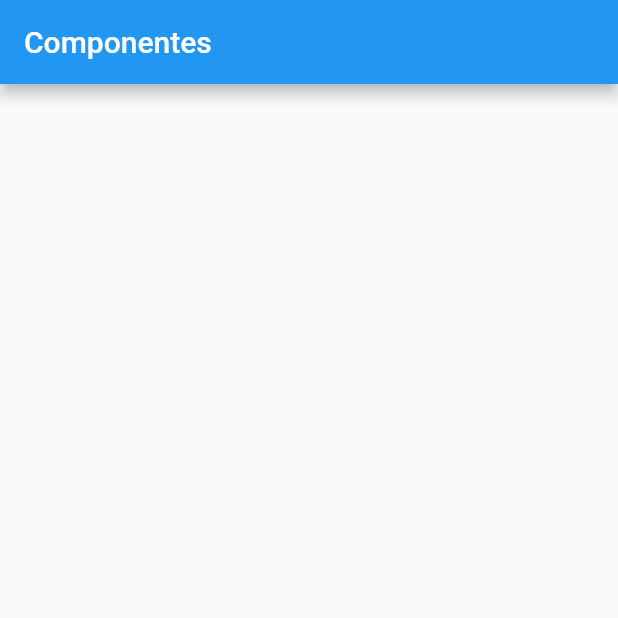
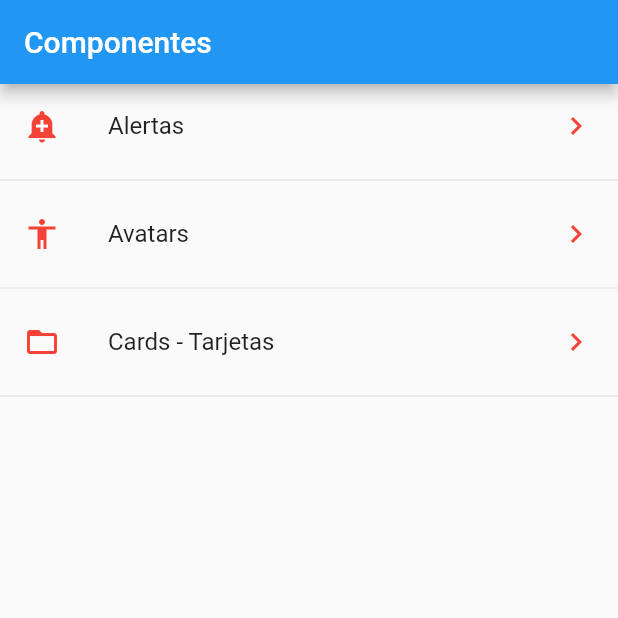
Before and after one commit to lrangelc/fluttercomponentes, a Flutter app: the screen it shows after launch, on a phone screen of 412 x 824 dp, the top half of it. Run offline on Flutter 3.47's test engine with Material 2 defaults, Android fonts, the phone set to English and light mode, and no system bars.

Commit message:
fix foreach

```diff
--- /dev/null
+++ b/data/menu_opts.json
@@ -0,0 +1,20 @@
+{
+    "nombreApp" : "Componentes",
+    "rutas" : [
+        {
+            "ruta" : "alert",
+            "icon" : "add_alert",
+            "texto": "Alertas"
+        },
+        {
+            "ruta" : "avatar",
+            "icon" : "accessibility",
+            "texto": "Avatars"
+        },
+        {
+            "ruta" : "card",
+            "icon" : "folder_open",
+            "texto": "Cards - Tarjetas"
+        }
+    ]
+}
--- a/lib/main.dart
+++ b/lib/main.dart
@@ -1,8 +1,7 @@
-
 import 'package:flutter/material.dart';
 
-import 'package:componentes/src/pages/home_page.dart';
-// import 'package:componentes/src/pages/home_temp.dart';
+import 'package:componentes/src/routes/routes.dart';
+import 'package:componentes/src/pages/alert_page.dart';
 
 void main() => runApp(MyApp());
 
@@ -12,7 +11,14 @@ class MyApp extends StatelessWidget {
     return MaterialApp(
       title: 'Componentes',
       debugShowCheckedModeBanner: false,
-      home: HomePage(),
+      // home: HomePage(),
+      initialRoute: "/",
+      routes: getApplicationRoutes(),
+      onGenerateRoute: (RouteSettings settings) {
+        print('Ruta llamada: ${settings.name}');
+        return MaterialPageRoute(
+            builder: (BuildContext context) => AlertPage());
+      },
     );
   }
 }
--- a/lib/src/pages/home_page.dart
+++ b/lib/src/pages/home_page.dart
@@ -1,7 +1,11 @@
 import 'package:flutter/material.dart';
 
+import 'package:componentes/src/providers/menu_provider.dart';
+import 'package:componentes/src/utils/icono_string_util.dart';
+// import 'package:componentes/src/pages/alert_page.dart';
+
 class HomePage extends StatelessWidget {
-  const HomePage({Key key}) : super(key: key);
+  // const HomePage({Key key}) : super(key: key);
 
   @override
   Widget build(BuildContext context) {
@@ -16,6 +20,65 @@ class HomePage extends StatelessWidget {
   }
 
   Widget _lista() {
-    return ListView();
+    // menuProvider.cargarData().then((opciones) {
+    //   print(opciones);
+    // });
+
+    return FutureBuilder(
+      future: menuProvider.cargarData(),
+      initialData: [],
+      builder: (context, AsyncSnapshot<List<dynamic>> snapshot) {
+        return ListView(
+          children: _listaItem(snapshot.data, context),
+        );
+      },
+    );
+  }
+
+  List<Widget> _listaItem(List<dynamic> data, BuildContext context) {
+    final List<Widget> opciones = [];
+
+    if (data != null) {
+      data.forEach((opt) {
+        final widgetTemp = new ListTile(
+          title: Text(
+            opt['texto'],
+          ),
+          leading: getIcon(opt['icon']),
+          trailing: Icon(
+            Icons.keyboard_arrow_right,
+            color: Colors.red,
+          ),
+          onTap: () {
+            Navigator.pushNamed(context, opt['ruta']);
+
+            // final route =MaterialPageRoute(
+            //   builder: (context) {
+            //     return AlertPage();
+            //   }
+            // );
+            // Navigator.push(context, route);
+          },
+        );
+
+        opciones..add(widgetTemp)..add(Divider());
+      });
+    }
+
+    return opciones;
+    // return [
+    //   ListTile(
+    //     title: Text('Hola Mundo'),
+    //   ),
+    //   Divider(),
+    //   ListTile(
+    //     title: Text('Hola Mundo'),
+    //   ),
+    //   Divider(),
+    //   ListTile(
+    //     title: Text('Hola Mundo'),
+    //   ),
+    //   Divider(),
+    // ];
   }
 }
--- /dev/null
+++ b/lib/src/routes/routes.dart
@@ -0,0 +1,15 @@
+import 'package:flutter/material.dart';
+
+import 'package:componentes/src/pages/home_page.dart';
+import 'package:componentes/src/pages/alert_page.dart';
+import 'package:componentes/src/pages/avatar_page.dart';
+import 'package:componentes/src/pages/card_page.dart';
+
+Map<String, WidgetBuilder> getApplicationRoutes() {
+  return {
+    '/': (BuildContext context) => HomePage(),
+    'alert': (BuildContext context) => AlertPage(),
+    'avatar': (BuildContext context) => AvatarPage(),
+    'card': (BuildContext context) => CardPage(),
+  };
+}
--- /dev/null
+++ b/lib/src/utils/icono_string_util.dart
@@ -0,0 +1,14 @@
+import 'package:flutter/material.dart';
+
+final _icons = <String, IconData>{
+  'add_alert': Icons.add_alert,
+  'accessibility': Icons.accessibility,
+  'folder_open': Icons.folder_open,
+};
+
+Icon getIcon(String nombreIcono) {
+  return Icon(
+    _icons[nombreIcono],
+    color: Colors.red,
+  );
+}
--- a/pubspec.yaml
+++ b/pubspec.yaml
@@ -41,9 +41,9 @@ flutter:
   uses-material-design: true
 
   # To add assets to your application, add an assets section, like this:
-  # assets:
-  #  - images/a_dot_burr.jpeg
-  #  - images/a_dot_ham.jpeg
+  assets:
+   - data/menu_opts.json
+   - assets/
 
   # An image asset can refer to one or more resolution-specific "variants", see
   # https://flutter.dev/assets-and-images/#resolution-aware.
```
Also changed, not shown: lib/src/pages/alert_page.dart (added, +20 -0 lines), lib/src/pages/avatar_page.dart (added, +12 -0 lines), lib/src/pages/card_page.dart (added, +73 -0 lines), lib/src/providers/menu_provider.dart (added, +21 -0 lines), assets/image_loading.gif (added), assets/jar-loading.gif (added).
